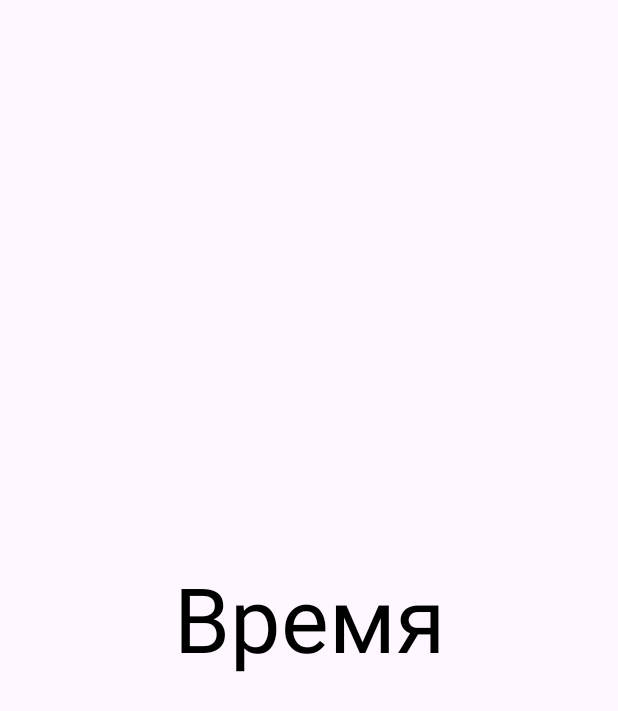
After one commit to Elizarav/VoiceSystemNewVersion, an Android app: the CreateTimeVoiceActivity screen opened directly, with no data from a screen before it, on a phone screen of 412 x 824 dp. The commit adds this screen. Shown: the top 711 px of the screen. Run offline under Robolectric (Android 15) with nearby library versions, the phone set to English and light mode, and no system bars; 3 statements that could not run were skipped.

Commit message:
feature/voice-player: 1. Дописана логика по звуку - курсы, мпр, время. Добавлены файлы ресурсов звука

```diff
--- a/app/src/main/AndroidManifest.xml
+++ b/app/src/main/AndroidManifest.xml
@@ -23,7 +23,8 @@
                 <category android:name="android.intent.category.LAUNCHER" />
             </intent-filter>
         </activity>
-        <activity android:name="com.example.voicesystemnewversion.CourseActivity" />
+        <activity android:name="com.example.voicesystemnewversion.CreateVoiceActivity" />
+        <activity android:name="com.example.voicesystemnewversion.CreateTimeVoiceActivity" />
     </application>
 
 </manifest>
--- /dev/null
+++ b/app/src/main/java/com/example/voicesystemnewversion/CreateTimeVoiceActivity.kt
@@ -0,0 +1,26 @@
+package com.example.voicesystemnewversion
+
+import android.annotation.SuppressLint
+import android.os.Bundle
+import android.widget.TextView
+import androidx.appcompat.app.AppCompatActivity
+
+
+class CreateTimeVoiceActivity : AppCompatActivity() {
+
+    private lateinit var timeDisplayTV: TextView
+    @SuppressLint("MissingInflatedId")
+    override fun onCreate(savedInstanceState: Bundle?) {
+        super.onCreate(savedInstanceState)
+        setContentView(R.layout.activity_create_time_voice)
+
+        timeDisplayTV = findViewById(R.id.timeDisplayTV)
+
+        val traverseTime = intent.getStringExtra("Key_time")
+        val traverseTimeList = VoicePlayer.createTimePlayList(traverseTime.toString())
+        for (i in traverseTimeList.indices) {
+            VoicePlayer.play(this, traverseTimeList[i])
+        }
+        finish()
+    }
+}
--- /dev/null
+++ b/app/src/main/res/layout/activity_create_time_voice.xml
@@ -0,0 +1,20 @@
+<?xml version="1.0" encoding="utf-8"?>
+<androidx.constraintlayout.widget.ConstraintLayout xmlns:android="http://schemas.android.com/apk/res/android"
+    xmlns:app="http://schemas.android.com/apk/res-auto"
+    android:layout_width="match_parent"
+    android:layout_height="match_parent">
+
+    <TextView
+        android:id="@+id/timeDisplayTV"
+        android:layout_width="200dp"
+        android:layout_height="200dp"
+        android:gravity="center"
+        android:text="Время"
+        android:textColor="@color/black"
+        android:textSize="60sp"
+        app:layout_constraintBottom_toBottomOf="parent"
+        app:layout_constraintEnd_toEndOf="parent"
+        app:layout_constraintStart_toStartOf="parent"
+        app:layout_constraintTop_toTopOf="parent" />
+
+</androidx.constraintlayout.widget.ConstraintLayout>
```
Also changed, not shown: app/src/main/java/com/example/voicesystemnewversion/CourseActivity.kt (deleted, +0 -29 lines), app/src/main/java/com/example/voicesystemnewversion/CreateVoiceActivity.kt (added, +42 -0 lines), app/src/main/java/com/example/voicesystemnewversion/MainActivity.kt (+67 -25 lines), app/src/main/java/com/example/voicesystemnewversion/VoicePlayer.kt (+93 -13 lines), app/src/main/res/layout/activity_main.xml (+5 -4 lines), 12 other files.
